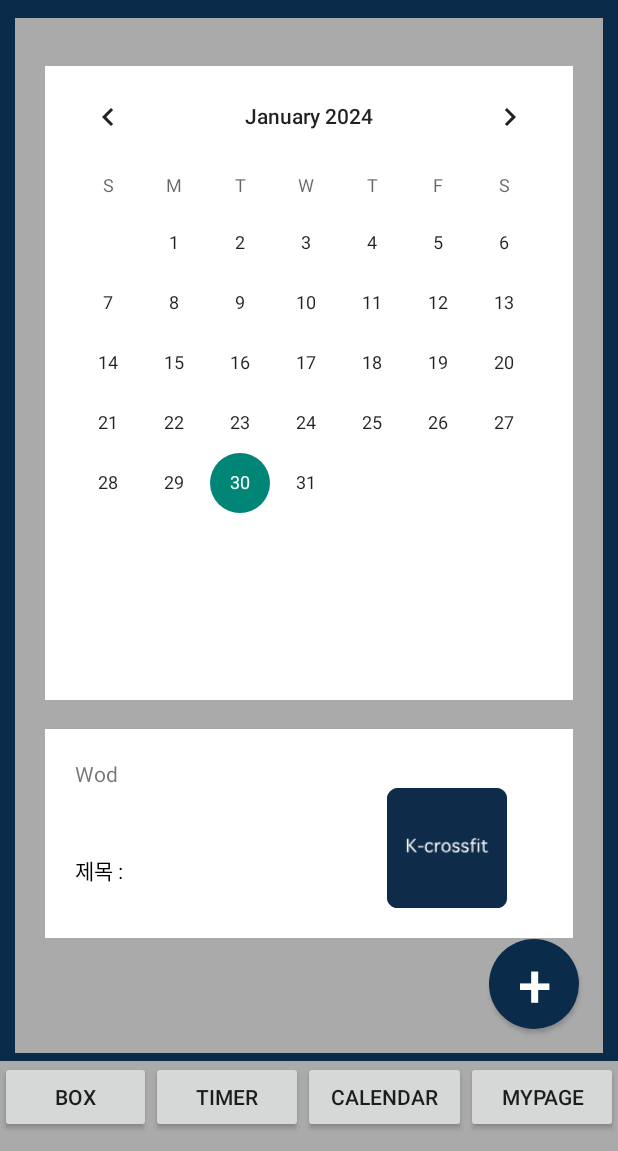
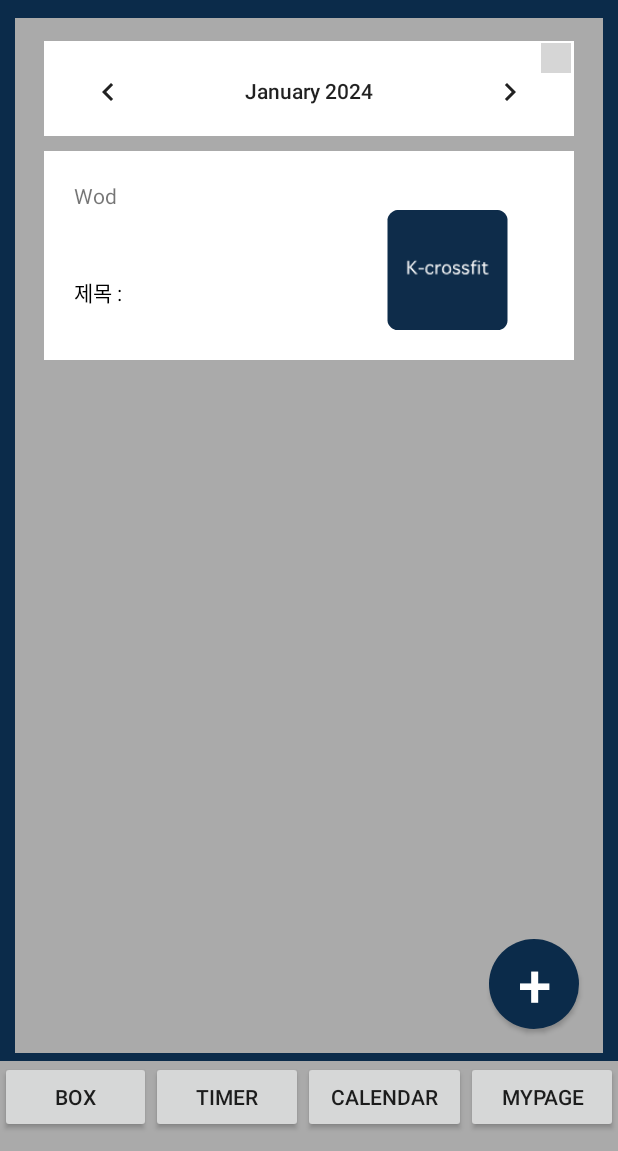
Before and after one commit to dev-woochan/K-crossfit, an Android app: the CalendarActivity screen opened directly, with no data from a screen before it, on a phone screen of 412 x 824 dp, the part 85-1236 px from its top. Run offline under Robolectric (Android 15) with nearby library versions, the phone set to English and light mode, and no system bars; pictures from the network do not load; 2 statements that could not run were skipped; grey boxes are pictures that could not be loaded.

Commit message:
UI 수정,

```diff
--- a/src/main/res/layout/activity_box.xml
+++ b/src/main/res/layout/activity_box.xml
@@ -151,7 +151,7 @@
         app:layout_constraintStart_toStartOf="parent">
 
         <Button
-            android:id="@+id/button_Calendar_box"
+            android:id="@+id/button_box_box"
             android:layout_width="wrap_content"
             android:layout_height="wrap_content"
             android:layout_weight="1"
--- a/src/main/res/layout/activity_calendar.xml
+++ b/src/main/res/layout/activity_calendar.xml
@@ -39,7 +39,7 @@
         tools:gravity="center">
 
         <Button
-            android:id="@+id/button_Calendar_box"
+            android:id="@+id/button_box_box"
             android:layout_width="wrap_content"
             android:layout_height="wrap_content"
             android:layout_weight="1"
@@ -83,35 +83,19 @@
         app:layout_constraintTop_toBottomOf="@+id/TopText"
         app:layout_constraintVertical_bias="0.0">
 
-        <CalendarView
-            android:id="@+id/calendarView"
-            android:layout_width="0dp"
-            android:layout_height="0dp"
-            android:layout_marginStart="20dp"
-            android:layout_marginTop="32dp"
-            android:layout_marginEnd="20dp"
-            android:layout_marginBottom="10dp"
-            android:background="@color/white"
-            android:minDate="01/01/2023"
-            android:weekNumberColor="@android:color/holo_red_light"
-            app:layout_constraintBottom_toTopOf="@+id/recyclerView_calendar_wodView"
-            app:layout_constraintEnd_toEndOf="parent"
-            app:layout_constraintStart_toStartOf="parent"
-            app:layout_constraintTop_toTopOf="parent" />
-
         <androidx.recyclerview.widget.RecyclerView
             android:id="@+id/recyclerView_calendar_wodView"
             android:layout_width="0dp"
-            android:layout_height="200dp"
-            android:layout_marginStart="20dp"
-            android:layout_marginTop="9dp"
-            android:layout_marginEnd="20dp"
+            android:layout_height="0dp"
+            android:layout_marginStart="19dp"
+            android:layout_marginTop="10dp"
+            android:layout_marginEnd="19dp"
             android:layout_marginBottom="16dp"
             app:layout_constraintBottom_toBottomOf="parent"
             app:layout_constraintEnd_toEndOf="parent"
             app:layout_constraintHorizontal_bias="0.0"
             app:layout_constraintStart_toStartOf="parent"
-            app:layout_constraintTop_toBottomOf="@+id/calendarView" />
+            app:layout_constraintTop_toBottomOf="@+id/calendarView_calendar_calendar" />
 
         <Button
             android:id="@+id/button_calendar_addWod"
@@ -127,6 +111,31 @@
             app:layout_constraintBottom_toBottomOf="parent"
             app:layout_constraintEnd_toEndOf="parent" />
 
+        <CalendarView
+            android:id="@+id/calendarView_calendar_calendar"
+            android:layout_width="0dp"
+            android:layout_height="63dp"
+            android:layout_marginStart="19dp"
+            android:layout_marginTop="15dp"
+            android:layout_marginEnd="19dp"
+            android:background="@color/white"
+            android:clickable="false"
+            android:minDate="01/01/2023"
+            android:weekNumberColor="@android:color/holo_red_light"
+            app:layout_constraintEnd_toEndOf="parent"
+            app:layout_constraintStart_toStartOf="parent"
+            app:layout_constraintTop_toTopOf="parent" />
+
+        <ImageView
+            android:id="@+id/imageview_calendar_enlarge"
+            android:layout_width="20dp"
+            android:layout_height="20dp"
+            android:layout_marginTop="1dp"
+            android:layout_marginEnd="2dp"
+            app:layout_constraintEnd_toEndOf="@+id/calendarView_calendar_calendar"
+            app:layout_constraintTop_toTopOf="@+id/calendarView_calendar_calendar"
+            app:srcCompat="@drawable/enlarge_102020" />
+
     </androidx.constraintlayout.widget.ConstraintLayout>
 
 </androidx.constraintlayout.widget.ConstraintLayout>
--- a/src/main/res/layout/activity_mypage.xml
+++ b/src/main/res/layout/activity_mypage.xml
@@ -245,7 +245,7 @@
         app:layout_constraintStart_toStartOf="parent">
 
         <Button
-            android:id="@+id/button_Calendar_box"
+            android:id="@+id/button_box_box"
             android:layout_width="wrap_content"
             android:layout_height="wrap_content"
             android:layout_weight="1"
--- a/src/main/res/layout/activity_timer.xml
+++ b/src/main/res/layout/activity_timer.xml
@@ -163,7 +163,7 @@
         app:layout_constraintStart_toStartOf="parent">
 
         <Button
-            android:id="@+id/button_Calendar_box"
+            android:id="@+id/button_box_box"
             android:layout_width="wrap_content"
             android:layout_height="wrap_content"
             android:layout_weight="1"
```
Also changed, not shown: src/main/res/layout/activity_wod.xml (+7 -8 lines), src/main/res/layout/item_workout.xml (+10 -17 lines).
